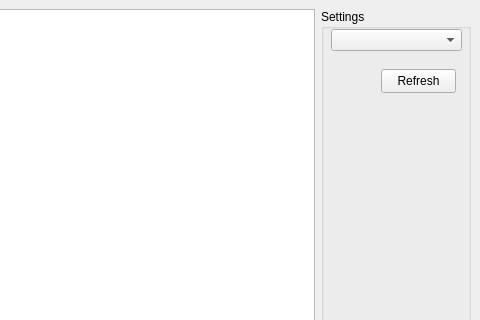
The window that mainwindow.ui (erguvann/serial_port_com) describes before a commit, drawn with Qt 5; both pictures show x 156 to 636 and y 0 to 320 of the 636 by 498 pixel window.
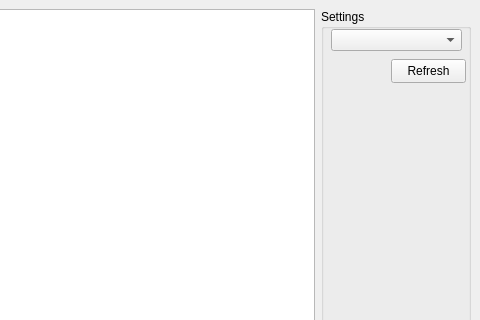
The same window after the commit.

Commit message:
com port detection improved
- com port detection at first run added
- message added when no com port detected
- fixed appended com port list issue

Patch:
```diff
--- a/mainwindow.ui
+++ b/mainwindow.ui
@@ -63,8 +63,8 @@
       <widget class="QPushButton" name="comPortButton">
        <property name="geometry">
         <rect>
-         <x>60</x>
-         <y>60</y>
+         <x>70</x>
+         <y>50</y>
          <width>75</width>
          <height>24</height>
         </rect>
```
The commit also changes 2 other files.
